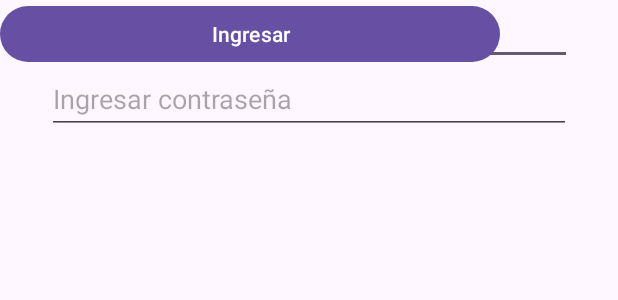
After one commit to StevCar11/Prueba2_Carrera_Steven, an Android app: the layout activity_login.xml on its own in the app's theme, with its tools: preview values and no code run, on a phone screen of 412 x 824 dp. The commit adds this screen. Shown: the top 300 px of the screen. Run offline under Robolectric (Android 15) with nearby library versions, the phone set to English and light mode, and no system bars.

Commit message:
Segundo Commit

```diff
--- a/app/src/main/AndroidManifest.xml
+++ b/app/src/main/AndroidManifest.xml
@@ -13,6 +13,9 @@
         android:theme="@style/Theme.CannonGame2"
         tools:targetApi="31">
         <activity
+            android:name=".Login"
+            android:exported="false" />
+        <activity
             android:name=".MainActivity"
             android:exported="true">
             <intent-filter>
--- /dev/null
+++ b/app/src/main/java/esteban/g/cannongame2/Login.java
@@ -0,0 +1,30 @@
+package esteban.g.cannongame2;
+
+import androidx.appcompat.app.AppCompatActivity;
+
+import android.content.Intent;
+import android.content.SharedPreferences;
+import android.os.Bundle;
+import android.widget.EditText;
+
+public class Login extends AppCompatActivity {
+
+    EditText editTextUser1, editTextPassword1;
+    SharedPreferences sharedPreferences;
+    @Override
+    protected void onCreate(Bundle savedInstanceState) {
+        super.onCreate(savedInstanceState);
+        setContentView(R.layout.activity_login);
+
+        editTextUser1 = findViewById(R.id.editText_User);
+        editTextPassword1 = findViewById(R.id.editText_Password);
+
+        sharedPreferences = getSharedPreferences("LoginPrefs", MODE_PRIVATE);
+
+        String savedUser = sharedPreferences.getString("lastUser", "");
+        String savedPassword = sharedPreferences.getString("lastPassword", "");
+
+        editTextUser1.setText(savedUser);
+        editTextPassword1.setText(savedPassword);
+    }
+}
--- /dev/null
+++ b/app/src/main/res/layout/activity_login.xml
@@ -0,0 +1,41 @@
+<?xml version="1.0" encoding="utf-8"?>
+<androidx.constraintlayout.widget.ConstraintLayout xmlns:android="http://schemas.android.com/apk/res/android"
+    xmlns:app="http://schemas.android.com/apk/res-auto"
+    xmlns:tools="http://schemas.android.com/tools"
+    android:layout_width="match_parent"
+    android:layout_height="match_parent"
+    tools:context=".Login">
+
+    <EditText
+        android:id="@+id/editText_User"
+        android:layout_width="350dp"
+        android:layout_height="43dp"
+        android:ems="10"
+        android:hint="@string/editText_User_hint"
+        android:inputType="text"
+        app:layout_constraintEnd_toEndOf="parent"
+        app:layout_constraintStart_toStartOf="parent"
+        app:layout_constraintTop_toTopOf="parent"
+        tools:ignore="Autofill,HardcodedText,LabelFor,TextContrastCheck" />
+
+    <EditText
+        android:id="@+id/editText_Password"
+        android:layout_width="349dp"
+        android:layout_height="46dp"
+        android:ems="10"
+        android:hint="@string/editText_Password_hint"
+        android:inputType="textPassword"
+        app:layout_constraintEnd_toEndOf="parent"
+        app:layout_constraintStart_toStartOf="parent"
+        app:layout_constraintTop_toBottomOf="@+id/editText_User"
+        tools:ignore="Autofill,LabelFor,SpeakableTextPresentCheck,TouchTargetSizeCheck,TextContrastCheck" />
+
+    <Button
+        android:id="@+id/button_Ingresar"
+        android:layout_width="333dp"
+        android:layout_height="45dp"
+        android:text="@string/button_Ingresar"
+        tools:ignore="HardcodedText,MissingConstraints,TouchTargetSizeCheck,VisualLintButtonSize"
+        tools:layout_editor_absoluteX="39dp"
+        tools:layout_editor_absoluteY="106dp" />
+</androidx.constraintlayout.widget.ConstraintLayout>
--- a/app/src/main/res/values/strings.xml
+++ b/app/src/main/res/values/strings.xml
@@ -8,4 +8,8 @@
     <string name="lose">You lose!</string>
     <string name="time_remaining_format">
       Time remaining: %.1f seconds</string>
+
+    <string name="editText_User_hint">Ingresar el usuario</string>
+    <string name="editText_Password_hint">Ingresar contraseña</string>
+    <string name="button_Ingresar">Ingresar</string>
 </resources>
```
